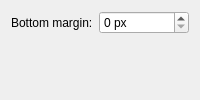
Before: the Qt Designer form drift/contents/ui/config.ui in epicodic/drift, drawn with Qt 5.
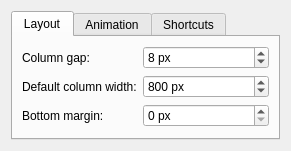
After: the same form once the commit is applied.

Commit message: adds settings dialog

Diff of the .ui file:
```diff
--- a/drift/contents/ui/config.ui
+++ b/drift/contents/ui/config.ui
@@ -5,28 +5,167 @@
         <property name="windowTitle">
             <string>Drift</string>
         </property>
-        <layout class="QFormLayout">
-            <item row="0" column="0">
-                <widget class="QLabel" name="label_marginBottom">
-                    <property name="text">
-                        <string>Bottom margin:</string>
-                    </property>
-                </widget>
-            </item>
-            <item row="0" column="1">
-                <widget class="QSpinBox" name="kcfg_marginBottom">
-                    <property name="toolTip">
-                        <string>Space reserved at the bottom of the screen, e.g. to keep a taskbar visible</string>
-                    </property>
-                    <property name="suffix">
-                        <string> px</string>
-                    </property>
-                    <property name="maximum">
-                        <number>999</number>
-                    </property>
-                    <property name="value">
+        <layout class="QVBoxLayout" name="layout_main">
+            <item>
+                <widget class="QTabWidget" name="tabWidget">
+                    <property name="currentIndex">
                         <number>0</number>
                     </property>
+                    <widget class="QWidget" name="tab_layout">
+                        <attribute name="title">
+                            <string>Layout</string>
+                        </attribute>
+                        <layout class="QFormLayout" name="formLayout_layout">
+                            <item row="0" column="0">
+                                <widget class="QLabel" name="label_columnGap">
+                                    <property name="text">
+                                        <string>Column gap:</string>
+                                    </property>
+                                </widget>
+                            </item>
+                            <item row="0" column="1">
+                                <widget class="QSpinBox" name="kcfg_columnGap">
+                                    <property name="toolTip">
+                                        <string>Horizontal gap between columns</string>
+                                    </property>
+                                    <property name="suffix">
+                                        <string> px</string>
+                                    </property>
+                                    <property name="maximum">
+                                        <number>999</number>
+                                    </property>
+                                    <property name="value">
+                                        <number>8</number>
+                                    </property>
+                                </widget>
+                            </item>
+                            <item row="1" column="0">
+                                <widget class="QLabel" name="label_defaultColumnWidth">
+                                    <property name="text">
+                                        <string>Default column width:</string>
+                                    </property>
+                                </widget>
+                            </item>
+                            <item row="1" column="1">
+                                <widget class="QSpinBox" name="kcfg_defaultColumnWidth">
+                                    <property name="toolTip">
+                                        <string>Width given to a newly opened window's column</string>
+                                    </property>
+                                    <property name="suffix">
+                                        <string> px</string>
+                                    </property>
+                                    <property name="minimum">
+                                        <number>100</number>
+                                    </property>
+                                    <property name="maximum">
+                                        <number>9999</number>
+                                    </property>
+                                    <property name="value">
+                                        <number>800</number>
+                                    </property>
+                                </widget>
+                            </item>
+                            <item row="2" column="0">
+                                <widget class="QLabel" name="label_bottomMargin">
+                                    <property name="text">
+                                        <string>Bottom margin:</string>
+                                    </property>
+                                </widget>
+                            </item>
+                            <item row="2" column="1">
+                                <widget class="QSpinBox" name="kcfg_bottomMargin">
+                                    <property name="toolTip">
+                                        <string>Space reserved at the bottom of the screen, e.g. to keep a taskbar visible</string>
+                                    </property>
+                                    <property name="suffix">
+                                        <string> px</string>
+                                    </property>
+                                    <property name="maximum">
+                                        <number>999</number>
+                                    </property>
+                                    <property name="value">
+                                        <number>0</number>
+                                    </property>
+                                </widget>
+                            </item>
+                        </layout>
+                    </widget>
+                    <widget class="QWidget" name="tab_animation">
+                        <attribute name="title">
+                            <string>Animation</string>
+                        </attribute>
+                        <layout class="QFormLayout" name="formLayout_animation">
+                            <item row="0" column="0">
+                                <widget class="QLabel" name="label_animationDurationMs">
+                                    <property name="text">
+                                        <string>Animation duration:</string>
+                                    </property>
+                                </widget>
+                            </item>
+                            <item row="0" column="1">
+                                <widget class="QSpinBox" name="kcfg_animationDurationMs">
+                                    <property name="toolTip">
+                                        <string>Duration of the focus-scroll animation</string>
+                                    </property>
+                                    <property name="suffix">
+                                        <string> ms</string>
+                                    </property>
+                                    <property name="maximum">
+                                        <number>5000</number>
+                                    </property>
+                                    <property name="value">
+                                        <number>200</number>
+                                    </property>
+                                </widget>
+                            </item>
+                            <item row="1" column="0">
+                                <widget class="QLabel" name="label_viewportShiftStep">
+                                    <property name="text">
+                                        <string>Viewport shift step:</string>
+                                    </property>
+                                </widget>
+                            </item>
+                            <item row="1" column="1">
+                                <widget class="QSpinBox" name="kcfg_viewportShiftStep">
+                                    <property name="toolTip">
+                                        <string>Distance the viewport pans per shift shortcut press</string>
+                                    </property>
+                                    <property name="suffix">
+                                        <string> px</string>
+                                    </property>
+                                    <property name="minimum">
+                                        <number>1</number>
+                                    </property>
+                                    <property name="maximum">
+                                        <number>9999</number>
+                                    </property>
+                                    <property name="value">
+                                        <number>400</number>
+                                    </property>
+                                </widget>
+                            </item>
+                        </layout>
+                    </widget>
+                    <widget class="QWidget" name="tab_shortcuts">
+                        <attribute name="title">
+                            <string>Shortcuts</string>
+                        </attribute>
+                        <layout class="QVBoxLayout" name="verticalLayout_shortcuts">
+                            <item>
+                                <widget class="QLabel" name="label_shortcutsExplanation">
+                                    <property name="text">
+                                        <string>Configure Drift's keyboard shortcuts in System Settings → Shortcuts (search for &quot;Drift&quot;).</string>
+                                    </property>
+                                    <property name="wordWrap">
+                                        <bool>true</bool>
+                                    </property>
+                                    <property name="alignment">
+                                        <set>Qt::AlignmentFlag::AlignCenter</set>
+                                    </property>
+                                </widget>
+                            </item>
+                        </layout>
+                    </widget>
                 </widget>
             </item>
         </layout>
```
The commit also changes 3 other files.
